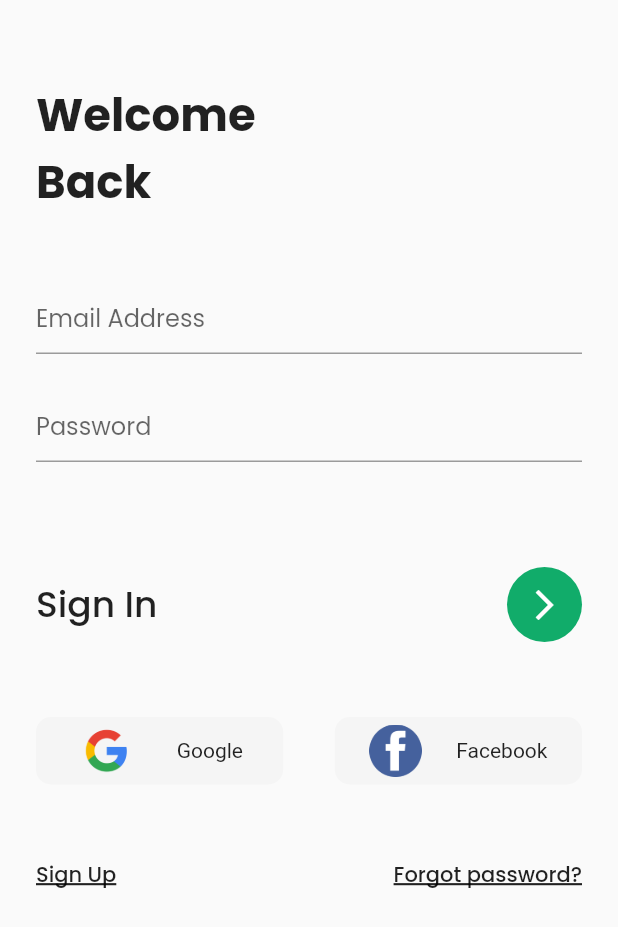
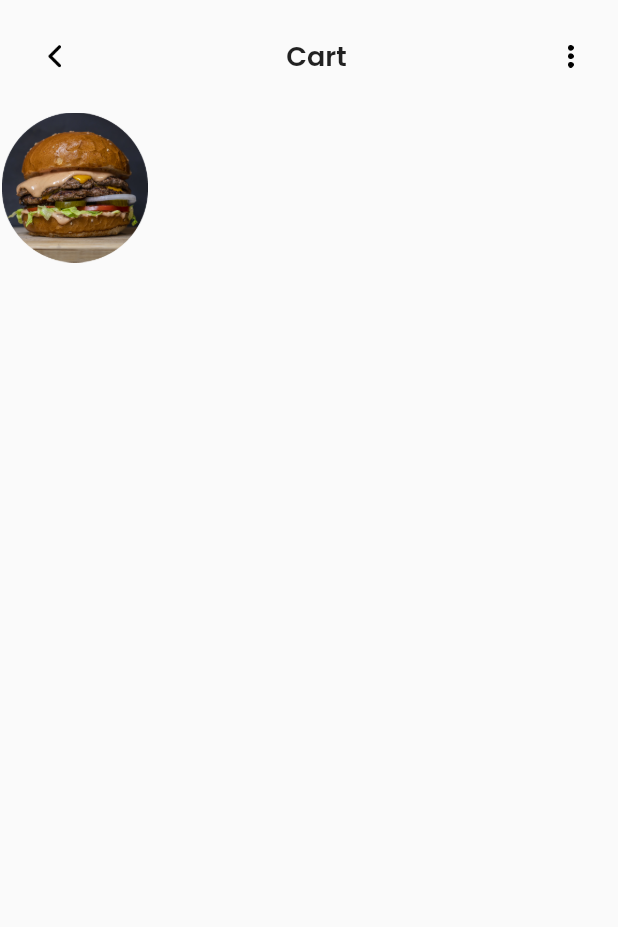
Before and after one commit to kevinrisqi/my-food, a Flutter app: the screen it shows after launch, on a phone screen of 412 x 824 dp. Shown: the top 927 px of the screen. Run offline on Flutter 3.47's test engine with Material 2 defaults, Android fonts, the phone set to English and light mode, and no system bars; our stand-ins replace bottom_navy_bar, equatable, google_fonts.

Commit message:
merge cart page

```diff
--- a/lib/main.dart
+++ b/lib/main.dart
@@ -1,4 +1,5 @@
 import 'package:flutter/material.dart';
+import 'package:my_food/pages/cart_page.dart';
 import 'package:my_food/pages/food_details.dart';
 import 'package:my_food/pages/main_page.dart';
 import 'package:my_food/pages/sign_in_page.dart';
@@ -19,7 +20,7 @@
   Widget build(BuildContext context) {
     return MaterialApp(
       debugShowCheckedModeBanner: false,
-      home: SignInPage(),
+      home: CartPage(),
     );
   }
 }
--- /dev/null
+++ b/lib/pages/cart_page.dart
@@ -0,0 +1,63 @@
+import 'package:flutter/material.dart';
+import 'package:google_fonts/google_fonts.dart';
+import 'package:my_food/shared/theme.dart';
+
+class CartPage extends StatefulWidget {
+  const CartPage({Key? key}) : super(key: key);
+
+  @override
+  _CartPageState createState() => _CartPageState();
+}
+
+class _CartPageState extends State<CartPage> {
+  @override
+  Widget build(BuildContext context) {
+    return Scaffold(
+      body: SafeArea(
+        child: Column(
+          children: [
+            Container(
+              margin: EdgeInsets.symmetric(
+                horizontal: defaultMargin,
+                vertical: defaultMargin,
+              ),
+              child: Row(
+                mainAxisAlignment: MainAxisAlignment.spaceBetween,
+                children: [
+                  Image.asset(
+                    "assets/icon/back.png",
+                    width: 25,
+                    height: 25,
+                  ),
+                  Text(
+                    'Cart',
+                    style: GoogleFonts.poppins(
+                      fontSize: 18,
+                      fontWeight: FontWeight.w600,
+                    ),
+                  ),
+                  Image.asset(
+                    "assets/icon/dot.png",
+                    width: 15,
+                    height: 15,
+                  )
+                ],
+              ),
+            ),
+            Container(
+              child: Row(
+                children: [
+                  Image.asset(
+                    "assets/img/hamburger.png",
+                    width: 100,
+                    height: 100,
+                  ),
+                ],
+              ),
+            )
+          ],
+        ),
+      ),
+    );
+  }
+}
--- a/lib/pages/sign_in_page.dart
+++ b/lib/pages/sign_in_page.dart
@@ -159,7 +159,7 @@
                       decoration: TextDecoration.underline,
                       decorationThickness: 2,
                     ),
-                  )
+                  ),
                 ],
               ),
             )
```
